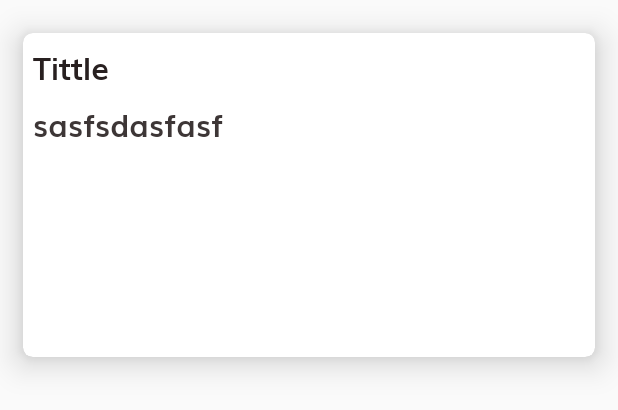
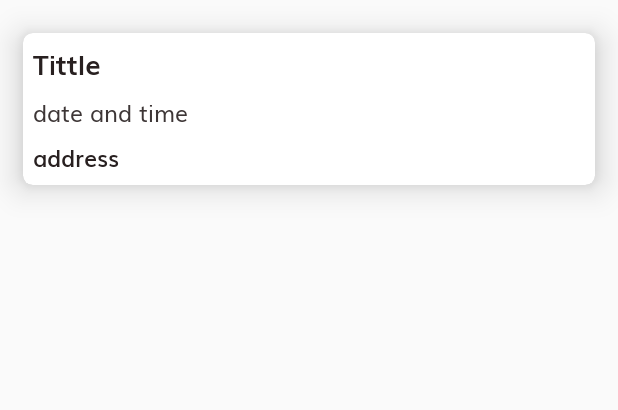
Before and after one commit to VijayBest/MvvmDenhan, an Android app: the layout open_job_adapter.xml on its own in the app's theme, with its tools: preview values and no code run, on a phone screen of 412 x 824 dp. Shown: the top 410 px of the screen. Run offline under Robolectric (Android 15) with nearby library versions, the phone set to English and light mode, and no system bars.

Commit message:
all code push for backup

```diff
--- a/app/src/main/res/layout/open_job_adapter.xml
+++ b/app/src/main/res/layout/open_job_adapter.xml
@@ -6,7 +6,7 @@
 
     <com.google.android.material.card.MaterialCardView
             android:layout_width="match_parent"
-            android:layout_height="@dimen/_200sdp"
+            android:layout_height="wrap_content"
             app:cardCornerRadius="@dimen/_5sdp"
             app:cardElevation="@dimen/_10sdp"
             app:cardUseCompatPadding="true"
@@ -22,26 +22,30 @@
                     android:id="@+id/jobTittle"
                     android:layout_width="wrap_content"
                     android:layout_height="wrap_content"
-                    android:textSize="@dimen/largeTextSize"
+                    android:textSize="@dimen/meduimTextSize"
                     android:text="Tittle"
                     android:textColor="@color/blackColor"
                     app:fontFamily="@font/muli_bold"/>
 
             <androidx.appcompat.widget.AppCompatTextView
-                    android:id="@+id/jobTittle"
+                    android:id="@+id/dateTime"
                     android:layout_width="wrap_content"
                     android:layout_height="wrap_content"
-                    android:textSize="@dimen/largeTextSize"
-                    android:text="sasfsdasfasf"
+                    android:textSize="@dimen/smallTextSize"
+                    android:text="date and time"
                     android:layout_marginTop="@dimen/_5sdp"
                     android:textColor="@color/blackNintyOpc"
-                    app:fontFamily="@font/muli_bold"/>
-
-
-
-
+                    app:fontFamily="@font/muli_regular" />
+            <androidx.appcompat.widget.AppCompatTextView
+                    android:id="@+id/addressText"
+                    android:layout_width="wrap_content"
+                    android:layout_height="wrap_content"
+                    android:text="address"
+                    android:layout_marginTop="@dimen/_5sdp"
+                    android:textSize="@dimen/smallTextSize"
+                    android:textColor="@color/blackColor"
+                    android:fontFamily="@font/muli_semi_bold"/>
         </LinearLayout>
-
     </com.google.android.material.card.MaterialCardView>
 
 
```
Also changed, not shown: app/src/main/AndroidManifest.xml (+11 -7 lines), app/src/main/java/app/denhan/view/login/LoginViewModel.kt (+26 -4 lines), app/src/main/java/app/denhan/view/taskdetail/TaskDetailActivity.kt (added, +14 -0 lines), app/src/main/res/layout/activity_task_detail.xml (added, +10 -0 lines).
